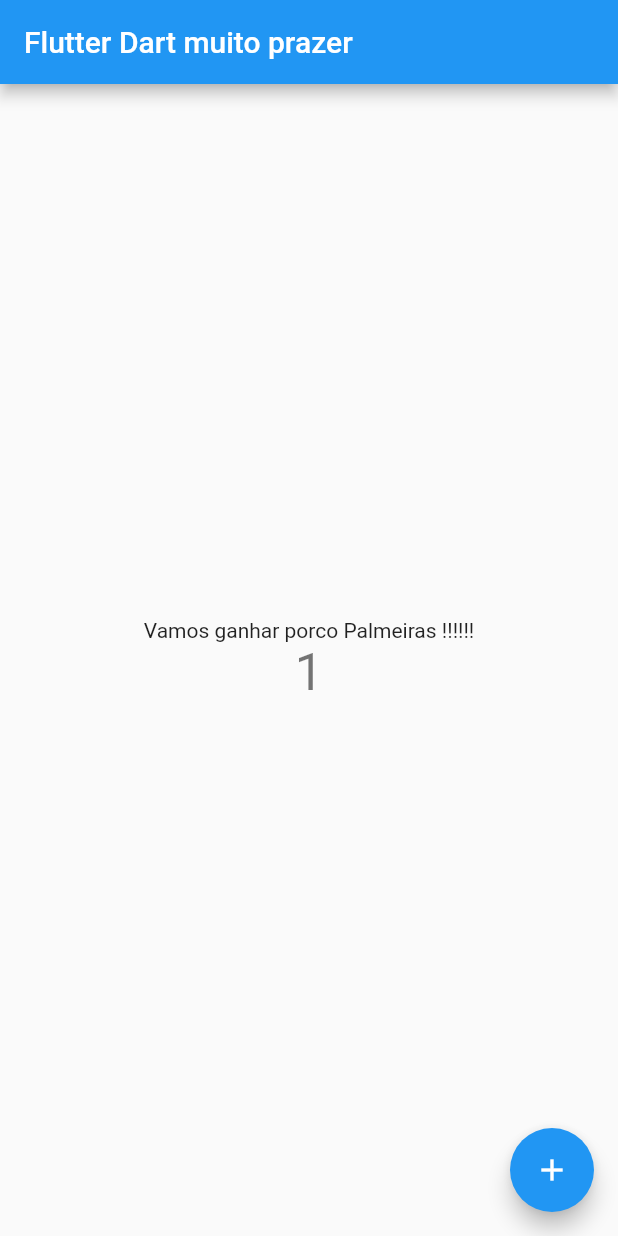
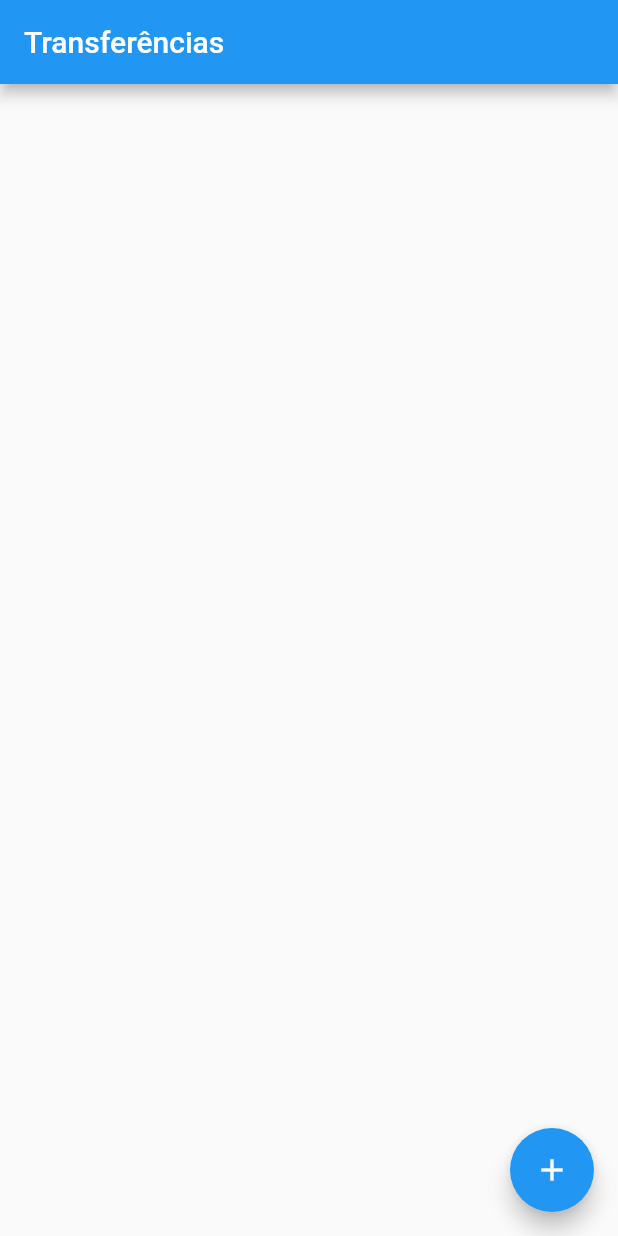
Before and after one commit to diegominelli/ByteBankApp, a Flutter app: the screen it shows after launch, after a tap on the "add" icon, on a phone screen of 412 x 824 dp. Run offline on Flutter 3.47's test engine with Material 2 defaults, Android fonts, the phone set to English and light mode, and no system bars.

```diff
--- a/lib/main.dart
+++ b/lib/main.dart
@@ -1,115 +1,13 @@
 import 'package:flutter/material.dart';
 
-void main() {
-  runApp(const MyApp());
-}
-
-class MyApp extends StatelessWidget {
-  const MyApp({Key? key}) : super(key: key);
-
-  // This widget is the root of your application.
-  @override
-  Widget build(BuildContext context) {
-    return MaterialApp(
-      title: 'Palmeira minha vida é você',
-      theme: ThemeData(
-        // This is the theme of your application.
-        //
-        // Try running your application with "flutter run". You'll see the
-        // application has a blue toolbar. Then, without quitting the app, try
-        // changing the primarySwatch below to Colors.green and then invoke
-        // "hot reload" (press "r" in the console where you ran "flutter run",
-        // or simply save your changes to "hot reload" in a Flutter IDE).
-        // Notice that the counter didn't reset back to zero; the application
-        // is not restarted.
-        primarySwatch: Colors.blue,
-      ),
-      home: const MyHomePage(title: 'Flutter Dart muito prazer'),
-    );
-  }
-}
-
-class MyHomePage extends StatefulWidget {
-  const MyHomePage({Key? key, required this.title}) : super(key: key);
-
-  // This widget is the home page of your application. It is stateful, meaning
-  // that it has a State object (defined below) that contains fields that affect
-  // how it looks.
-
-  // This class is the configuration for the state. It holds the values (in this
-  // case the title) provided by the parent (in this case the App widget) and
-  // used by the build method of the State. Fields in a Widget subclass are
-  // always marked "final".
-
-  final String title;
-
-  @override
-  State<MyHomePage> createState() => _MyHomePageState();
-}
-
-class _MyHomePageState extends State<MyHomePage> {
-  int _counter = 0;
-
-  void _incrementCounter() {
-    setState(() {
-      // This call to setState tells the Flutter framework that something has
-      // changed in this State, which causes it to rerun the build method below
-      // so that the display can reflect the updated values. If we changed
-      // _counter without calling setState(), then the build method would not be
-      // called again, and so nothing would appear to happen.
-      _counter++;
-    });
-  }
-
-  @override
-  Widget build(BuildContext context) {
-    // This method is rerun every time setState is called, for instance as done
-    // by the _incrementCounter method above.
-    //
-    // The Flutter framework has been optimized to make rerunning build methods
-    // fast, so that you can just rebuild anything that needs updating rather
-    // than having to individually change instances of widgets.
-    return Scaffold(
-      appBar: AppBar(
-        // Here we take the value from the MyHomePage object that was created by
-        // the App.build method, and use it to set our appbar title.
-        title: Text(widget.title),
-      ),
-      body: Center(
-        // Center is a layout widget. It takes a single child and positions it
-        // in the middle of the parent.
-        child: Column(
-          // Column is also a layout widget. It takes a list of children and
-          // arranges them vertically. By default, it sizes itself to fit its
-          // children horizontally, and tries to be as tall as its parent.
-          //
-          // Invoke "debug painting" (press "p" in the console, choose the
-          // "Toggle Debug Paint" action from the Flutter Inspector in Android
-          // Studio, or the "Toggle Debug Paint" command in Visual Studio Code)
-          // to see the wireframe for each widget.
-          //
-          // Column has various properties to control how it sizes itself and
-          // how it positions its children. Here we use mainAxisAlignment to
-          // center the children vertically; the main axis here is the vertical
-          // axis because Columns are vertical (the cross axis would be
-          // horizontal).
-          mainAxisAlignment: MainAxisAlignment.center,
-          children: <Widget>[
-            const Text(
-              'Vamos ganhar porco Palmeiras !!!!!!',
-            ),
-            Text(
-              '$_counter',
-              style: Theme.of(context).textTheme.headline4,
-            ),
-          ],
+void main() => runApp(MaterialApp(
+      home: Scaffold(
+        appBar: AppBar(
+          title: const Text('Transferências'),
+        ),
+        floatingActionButton: FloatingActionButton(
+          onPressed: () {},
+          child: Icon(Icons.add),
         ),
       ),
-      floatingActionButton: FloatingActionButton(
-        onPressed: _incrementCounter,
-        tooltip: 'Increment',
-        child: const Icon(Icons.add),
-      ), // This trailing comma makes auto-formatting nicer for build methods.
-    );
-  }
-}
+    ));
```
